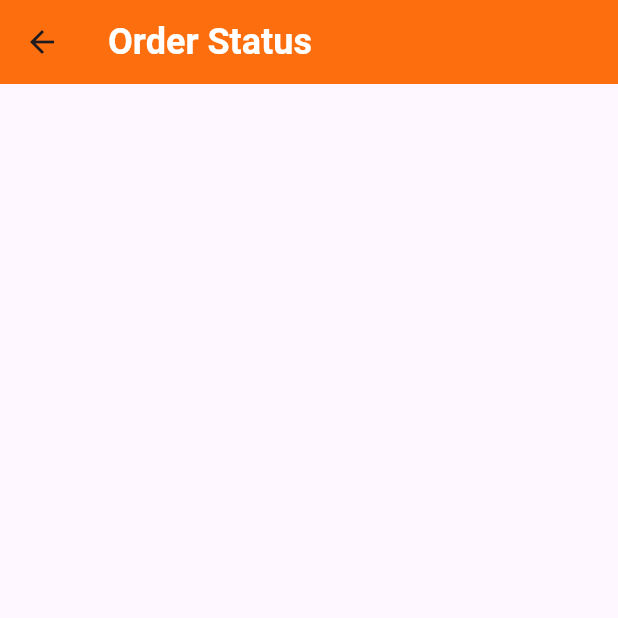
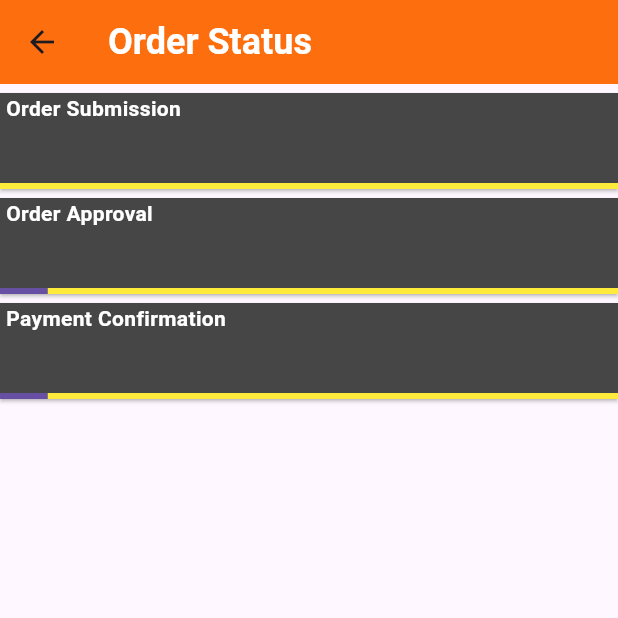
Before and after one commit to minhazmashfi/Niret_ERP, a Flutter app: the OrderStatus screen opened directly, on a phone screen of 412 x 824 dp, the top half of it. Run offline on Flutter 3.47's test engine with Material 3 defaults, Android fonts, the phone set to English and light mode, and no system bars; our stand-ins replace dotted_line, get, google_fonts; missing offline and left inert: back_pressed; Roboto replaces fonts that are missing (Ubuntu).

Commit message:
Order Status created

```diff
--- a/lib/login_screen.dart
+++ b/lib/login_screen.dart
@@ -80,8 +80,13 @@ class LoginScreenState extends State<LoginScreen> {
                       ),
                       const SizedBox(height: 20),
                       ElevatedButton(
-                          onPressed: () {
+                          onPressed: () async {
+                            showDialog(context: context, builder: (context)=>
+                            Center(child: CircularProgressIndicator(backgroundColor:Colors.amber)));
+                            await Future.delayed(Duration(seconds: 2));
+
                             if (username.isNotEmpty && password.isNotEmpty) {
+
                               Navigator.push(
                                   context,
                                   MaterialPageRoute(
--- a/lib/order_status.dart
+++ b/lib/order_status.dart
@@ -17,7 +17,76 @@ class OrderStatus_State extends State<OrderStatus>{
                 fontWeight: FontWeight.bold)),
         backgroundColor: Color.fromARGB(255, 253, 110, 15),
       ),
-      body:Column(children: []),
+      body:Column(children: [
+       Container(
+          height: 70,
+          child: Card(
+          margin: EdgeInsets.only(top: 6),
+          shape: RoundedRectangleBorder(borderRadius: BorderRadius.circular(0)),
+          color: Color.fromARGB(255, 71, 70, 70),
+
+          child:  Column(
+
+              children: [
+                Row(children: [
+                  const SizedBox(width: 4,),
+                  Text('Order Submission',style: TextStyle(color: Colors.white,fontSize: 14,fontWeight: FontWeight.bold)),
+
+                ],),
+                Spacer(),
+                LinearProgressIndicator(color: Colors.yellow,value: 1),
+              ],
+            ),
+          ),
+
+          ),
+      Container(
+          height: 70,
+          child: Card(
+          margin: EdgeInsets.only(top: 6),
+          shape: RoundedRectangleBorder(borderRadius: BorderRadius.circular(0)),
+          color: Color.fromARGB(255, 71, 70, 70),
+
+          child:  Column(
+
+              children: [
+                Row(children: [
+                  const SizedBox(width: 4,),
+                  Text('Order Approval',style: TextStyle(color: Colors.white,fontSize: 14,fontWeight: FontWeight.bold)),
+
+                ],),
+                Spacer(),
+                LinearProgressIndicator(backgroundColor: Colors.yellow,),
+              ],
+            ),
+          ),
+
+          ),
+
+        Container(
+          height: 70,
+          child: Card(
+          margin: EdgeInsets.only(top: 6),
+          shape: RoundedRectangleBorder(borderRadius: BorderRadius.circular(0)),
+          color: Color.fromARGB(255, 71, 70, 70),
+
+          child:  Column(
+
+              children: [
+                Row(children: [
+                  const SizedBox(width: 4,),
+                  Text('Payment Confirmation',style: TextStyle(color: Colors.white,fontSize: 14,fontWeight: FontWeight.bold)),
+
+                ],),
+                Spacer(),
+                LinearProgressIndicator(backgroundColor: Colors.yellow,),
+              ],
+            ),
+          ),
+
+          ),
+      ]),
+
       );
 
   }
--- a/lib/panel_page.dart
+++ b/lib/panel_page.dart
@@ -14,10 +14,14 @@ class PanelPage extends StatefulWidget {
   }
 }
 
+
 class _PanelPageState extends State<PanelPage> {
+
   @override
   Widget build(context) {
-    return DefaultTabController(
+
+    return
+    DefaultTabController(
       length: 4,
 
 
--- a/lib/shoelist_tiles.dart
+++ b/lib/shoelist_tiles.dart
@@ -70,6 +70,8 @@ class ShoeListTiles extends StatelessWidget {
 
                       },
 
+
+
                       style: ElevatedButton.styleFrom(backgroundColor: const Color.fromARGB(255,81,160,94),foregroundColor: Colors.white,shape: RoundedRectangleBorder(),fixedSize: Size(70, 50)
                       ),
 
```
